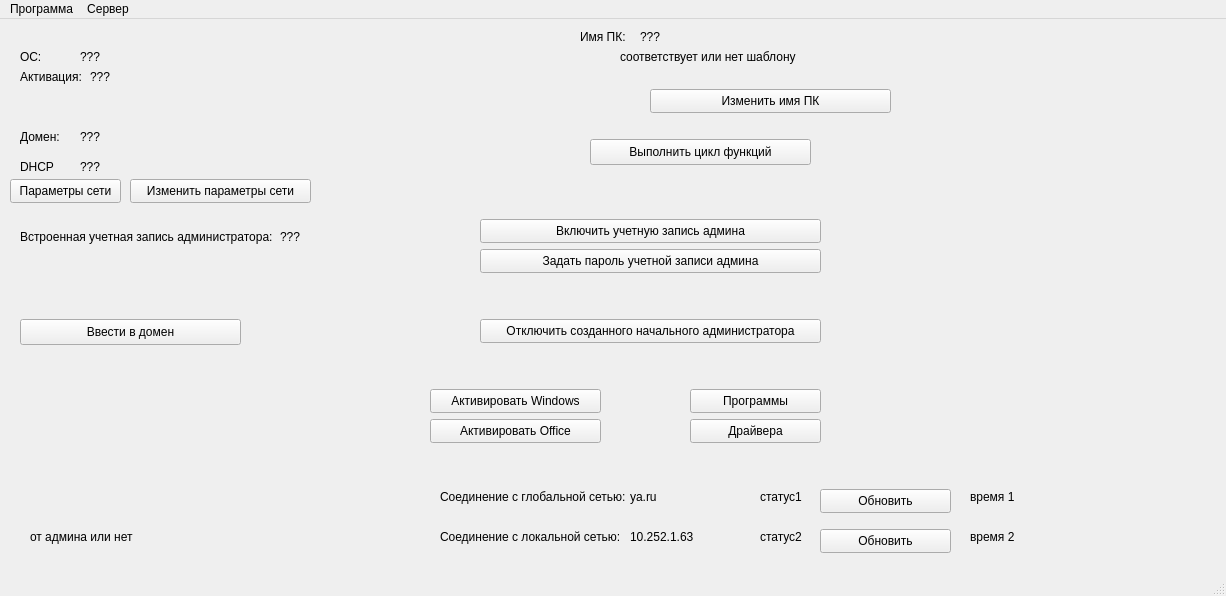
Above: design_ui/main.ui from BagaJimbildan/LAS_SibSIU before the change. Below: the same form after it.
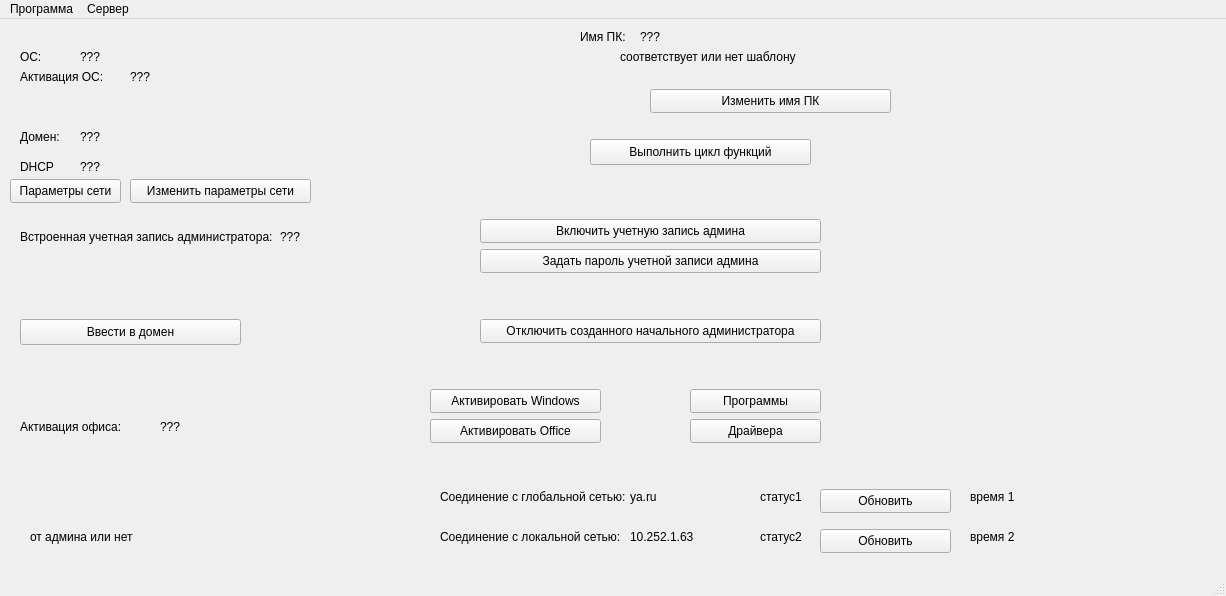
That is the form after the change.

Commit message: Проверка активации офиса

Patch:
```diff
--- a/design_ui/main.ui
+++ b/design_ui/main.ui
@@ -71,18 +71,18 @@
      <rect>
       <x>20</x>
       <y>50</y>
-      <width>71</width>
+      <width>91</width>
       <height>16</height>
      </rect>
     </property>
     <property name="text">
-     <string>Активация:</string>
+     <string>Активация ОС:</string>
     </property>
    </widget>
    <widget class="QLabel" name="lbl_os_activate">
     <property name="geometry">
      <rect>
-      <x>90</x>
+      <x>130</x>
       <y>50</y>
       <width>181</width>
       <height>16</height>
@@ -482,6 +482,32 @@
      <string>время 2</string>
     </property>
    </widget>
+   <widget class="QLabel" name="lbl_os_activate_office">
+    <property name="geometry">
+     <rect>
+      <x>160</x>
+      <y>400</y>
+      <width>251</width>
+      <height>16</height>
+     </rect>
+    </property>
+    <property name="text">
+     <string>???</string>
+    </property>
+   </widget>
+   <widget class="QLabel" name="label_9">
+    <property name="geometry">
+     <rect>
+      <x>20</x>
+      <y>400</y>
+      <width>111</width>
+      <height>16</height>
+     </rect>
+    </property>
+    <property name="text">
+     <string>Активация офиса:</string>
+    </property>
+   </widget>
   </widget>
   <widget class="QMenuBar" name="menubar">
    <property name="geometry">
```
The commit also changes 6 other files.
